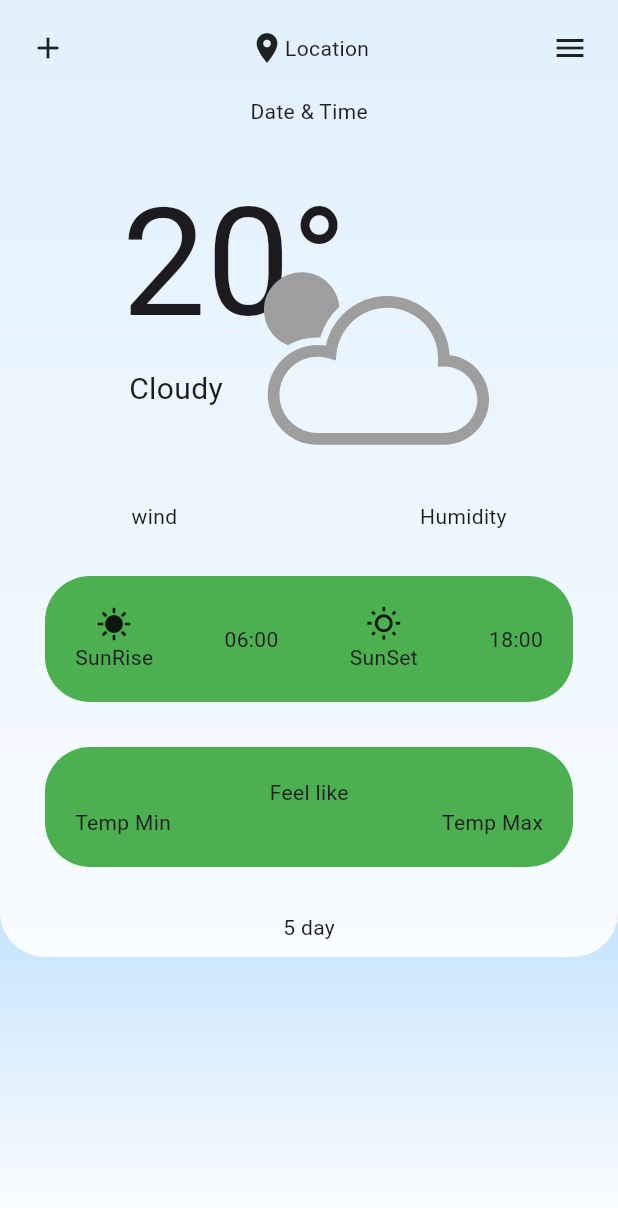
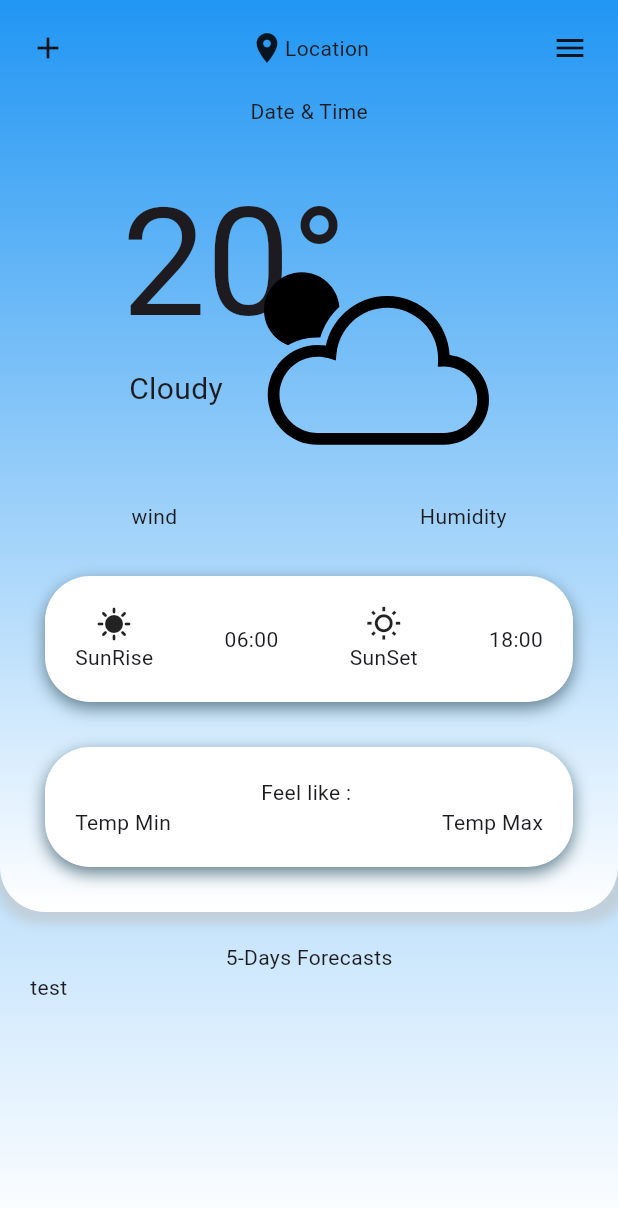
Before and after one commit to YongsakSaengsuk/weatherapp, a Flutter app: the ForecastPage screen opened by its route, on a phone screen of 412 x 824 dp. Shown: the top 1208 px of the screen. Run offline on Flutter 3.47's test engine with Material 3 defaults, Android fonts, the phone set to English and light mode, and no system bars; our stand-ins replace flutter_svg.

Commit message:
body done

```diff
--- a/lib/body_page.dart
+++ b/lib/body_page.dart
@@ -33,7 +33,6 @@ class _BodyPageState extends State<BodyPage> {
               right: 5,
               bottom: 20,
               child: SvgPicture.asset(
-                color: Colors.grey,
                 "assets/images/cloudy_sunny.svg",
                 height: 150,
               ),
@@ -65,8 +64,15 @@ class _BodyPageState extends State<BodyPage> {
           padding: EdgeInsets.all(20),
           margin: EdgeInsets.only(top: 30, left: 30, right: 30),
           decoration: BoxDecoration(
+            boxShadow: [
+              BoxShadow(
+                color: Colors.blueGrey,
+                blurRadius: 9,
+                offset: Offset(0, 4),
+              )
+            ],
             borderRadius: BorderRadius.circular(30),
-            color: Colors.green,
+            color: Colors.white,
           ),
           child: Row(
             mainAxisAlignment: MainAxisAlignment.spaceBetween,
@@ -96,12 +102,19 @@ class _BodyPageState extends State<BodyPage> {
           padding: EdgeInsets.all(20),
           margin: EdgeInsets.all(30),
           decoration: BoxDecoration(
+            boxShadow: [
+              BoxShadow(
+                color: Colors.blueGrey,
+                blurRadius: 9,
+                offset: Offset(0, 4),
+              )
+            ],
             borderRadius: BorderRadius.circular(30),
-            color: Colors.green,
+            color: Colors.white,
           ),
           child: Column(
             children: [
-              Text('Feel like'),
+              Text('Feel like : '),
               Row(
                 mainAxisAlignment: MainAxisAlignment.spaceBetween,
                 children: [
--- /dev/null
+++ b/lib/fiveDayForecast.dart
@@ -0,0 +1,15 @@
+import 'package:flutter/material.dart';
+
+class Fivedayforecast extends StatefulWidget {
+  const Fivedayforecast({super.key});
+
+  @override
+  State<Fivedayforecast> createState() => _FivedayforecastState();
+}
+
+class _FivedayforecastState extends State<Fivedayforecast> {
+  @override
+  Widget build(BuildContext context) {
+    return const Placeholder();
+  }
+}
--- a/lib/forecast_page.dart
+++ b/lib/forecast_page.dart
@@ -28,7 +28,20 @@ class _ForecastPageState extends State<ForecastPage> {
                 SingleChildScrollView(
                   child: Container(
                     decoration: BoxDecoration(
-                      color: const Color.fromARGB(220, 255, 255, 255),
+                      boxShadow: [
+                        BoxShadow(
+                          color: const Color.fromARGB(255, 188, 188, 188)
+                              .withOpacity(0.5),
+                          spreadRadius: 5,
+                          blurRadius: 5,
+                          offset: Offset(2, 3),
+                        ),
+                      ],
+                      gradient: LinearGradient(
+                        colors: [Colors.blue, Colors.white],
+                        begin: Alignment.topCenter,
+                        end: Alignment.bottomCenter,
+                      ),
                       borderRadius: BorderRadius.only(
                         bottomLeft: Radius.circular(30),
                         bottomRight: Radius.circular(30),
@@ -38,10 +51,24 @@ class _ForecastPageState extends State<ForecastPage> {
                       children: [
                         TopPage(),
                         BodyPage(),
-                        Text("5 day",),
-                        Container(height: 10,)
                       ],
                     ),
+                  ),
+                ),
+                Container(
+                  padding: EdgeInsets.all(20),
+                  height: 100,
+                  child: Column(
+                    children: [
+                      Text("5-Days Forecasts"),
+                      Expanded(
+                        child: ListView(
+                          children: [
+                            Text("test")
+                          ],
+                        ),
+                      )
+                    ],
                   ),
                 )
               ],
```
